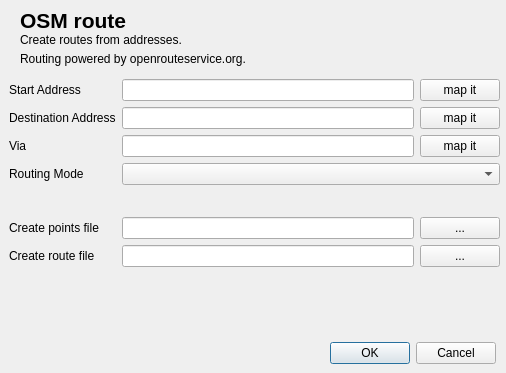
Qt form OSMroute_dialog_base.ui (Geolicious/OSMroute) before a commit.
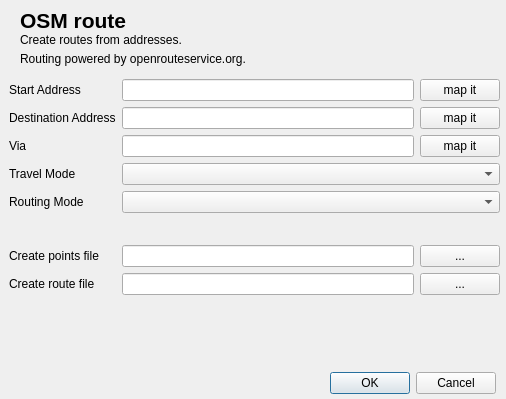
The same form after that commit. Icons and pictures are not drawn.

Commit message: new ui with accessibility

Diff of the .ui file:
```diff
--- a/OSMroute_dialog_base.ui
+++ b/OSMroute_dialog_base.ui
@@ -7,7 +7,7 @@
     <x>0</x>
     <y>0</y>
     <width>506</width>
-    <height>373</height>
+    <height>399</height>
    </rect>
   </property>
   <property name="windowTitle">
@@ -17,7 +17,7 @@
    <property name="geometry">
     <rect>
      <x>320</x>
-     <y>340</y>
+     <y>370</y>
      <width>176</width>
      <height>27</height>
     </rect>
@@ -35,7 +35,7 @@
      <x>9</x>
      <y>79</y>
      <width>491</width>
-     <height>253</height>
+     <height>291</height>
     </rect>
    </property>
    <layout class="QFormLayout" name="formLayout_2">
@@ -56,6 +56,20 @@
       </property>
      </widget>
     </item>
+    <item row="0" column="1">
+     <layout class="QHBoxLayout" name="horizontalLayout_3">
+      <item>
+       <widget class="QLineEdit" name="start"/>
+      </item>
+      <item>
+       <widget class="QPushButton" name="map_start">
+        <property name="text">
+         <string>map it</string>
+        </property>
+       </widget>
+      </item>
+     </layout>
+    </item>
     <item row="1" column="0">
      <widget class="QLabel" name="label_5">
       <property name="font">
@@ -70,6 +84,20 @@
       </property>
      </widget>
     </item>
+    <item row="1" column="1">
+     <layout class="QHBoxLayout" name="horizontalLayout_4">
+      <item>
+       <widget class="QLineEdit" name="stop"/>
+      </item>
+      <item>
+       <widget class="QPushButton" name="map_stop">
+        <property name="text">
+         <string>map it</string>
+        </property>
+       </widget>
+      </item>
+     </layout>
+    </item>
     <item row="2" column="0">
      <widget class="QLabel" name="label">
       <property name="text">
@@ -77,17 +105,31 @@
       </property>
      </widget>
     </item>
-    <item row="3" column="0">
+    <item row="2" column="1">
+     <layout class="QHBoxLayout" name="horizontalLayout_5">
+      <item>
+       <widget class="QLineEdit" name="via"/>
+      </item>
+      <item>
+       <widget class="QPushButton" name="map_via">
+        <property name="text">
+         <string>map it</string>
+        </property>
+       </widget>
+      </item>
+     </layout>
+    </item>
+    <item row="4" column="0">
      <widget class="QLabel" name="label_2">
       <property name="text">
        <string>Routing Mode</string>
       </property>
      </widget>
     </item>
-    <item row="3" column="1">
+    <item row="4" column="1">
      <widget class="QComboBox" name="mode"/>
     </item>
-    <item row="4" column="0">
+    <item row="5" column="0">
      <spacer name="horizontalSpacer_2">
       <property name="orientation">
        <enum>Qt::Horizontal</enum>
@@ -100,20 +142,34 @@
       </property>
      </spacer>
     </item>
-    <item row="4" column="1">
-     <spacer name="horizontalSpacer">
-      <property name="orientation">
-       <enum>Qt::Horizontal</enum>
-      </property>
-      <property name="sizeHint" stdset="0">
-       <size>
-        <width>40</width>
-        <height>20</height>
-       </size>
-      </property>
-     </spacer>
-    </item>
     <item row="5" column="1">
+     <spacer name="horizontalSpacer">
+      <property name="orientation">
+       <enum>Qt::Horizontal</enum>
+      </property>
+      <property name="sizeHint" stdset="0">
+       <size>
+        <width>40</width>
+        <height>20</height>
+       </size>
+      </property>
+     </spacer>
+    </item>
+    <item row="6" column="0">
+     <widget class="QLabel" name="label_3">
+      <property name="font">
+       <font>
+        <family>Ubuntu</family>
+        <weight>50</weight>
+        <bold>false</bold>
+       </font>
+      </property>
+      <property name="text">
+       <string>Create points file</string>
+      </property>
+     </widget>
+    </item>
+    <item row="6" column="1">
      <layout class="QHBoxLayout" name="horizontalLayout">
       <item>
        <widget class="QLineEdit" name="points_path"/>
@@ -127,35 +183,7 @@
       </item>
      </layout>
     </item>
-    <item row="5" column="0">
-     <widget class="QLabel" name="label_3">
-      <property name="font">
-       <font>
-        <family>Ubuntu</family>
-        <weight>50</weight>
-        <bold>false</bold>
-       </font>
-      </property>
-      <property name="text">
-       <string>Create points file</string>
-      </property>
-     </widget>
-    </item>
     <item row="7" column="0">
-     <widget class="QLabel" name="label_6">
-      <property name="font">
-       <font>
-        <family>Ubuntu</family>
-        <weight>50</weight>
-        <bold>false</bold>
-       </font>
-      </property>
-      <property name="text">
-       <string/>
-      </property>
-     </widget>
-    </item>
-    <item row="6" column="0">
      <widget class="QLabel" name="label_7">
       <property name="font">
        <font>
@@ -169,7 +197,7 @@
       </property>
      </widget>
     </item>
-    <item row="6" column="1">
+    <item row="7" column="1">
      <layout class="QHBoxLayout" name="horizontalLayout_2">
       <item>
        <widget class="QLineEdit" name="route_path"/>
@@ -183,47 +211,29 @@
       </item>
      </layout>
     </item>
-    <item row="0" column="1">
-     <layout class="QHBoxLayout" name="horizontalLayout_3">
-      <item>
-       <widget class="QLineEdit" name="start"/>
-      </item>
-      <item>
-       <widget class="QPushButton" name="map_start">
-        <property name="text">
-         <string>map it</string>
-        </property>
-       </widget>
-      </item>
-     </layout>
+    <item row="8" column="0">
+     <widget class="QLabel" name="label_6">
+      <property name="font">
+       <font>
+        <family>Ubuntu</family>
+        <weight>50</weight>
+        <bold>false</bold>
+       </font>
+      </property>
+      <property name="text">
+       <string/>
+      </property>
+     </widget>
     </item>
-    <item row="1" column="1">
-     <layout class="QHBoxLayout" name="horizontalLayout_4">
-      <item>
-       <widget class="QLineEdit" name="stop"/>
-      </item>
-      <item>
-       <widget class="QPushButton" name="map_stop">
-        <property name="text">
-         <string>map it</string>
-        </property>
-       </widget>
-      </item>
-     </layout>
+    <item row="3" column="0">
+     <widget class="QLabel" name="label_12">
+      <property name="text">
+       <string>Travel Mode</string>
+      </property>
+     </widget>
     </item>
-    <item row="2" column="1">
-     <layout class="QHBoxLayout" name="horizontalLayout_5">
-      <item>
-       <widget class="QLineEdit" name="via"/>
-      </item>
-      <item>
-       <widget class="QPushButton" name="map_via">
-        <property name="text">
-         <string>map it</string>
-        </property>
-       </widget>
-      </item>
-     </layout>
+    <item row="3" column="1">
+     <widget class="QComboBox" name="type"/>
     </item>
    </layout>
   </widget>
@@ -287,7 +297,7 @@
     <string notr="true"/>
    </property>
    <property name="pixmap">
-    <pixmap>http://www.digital-geography.com/wp-content/uploads/2015/06/logo.png</pixmap>
+    <pixmap>http:/www.digital-geography.com/wp-content/uploads/2015/06/logo.png</pixmap>
    </property>
   </widget>
  </widget>
```
The commit also changes 2 other files.
